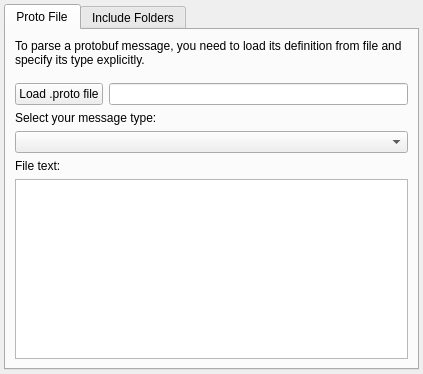
ros2-gbp/plotjuggler-release, file plotjuggler_plugins/ParserProtobuf/protobuf_parser.ui: the form before one commit.
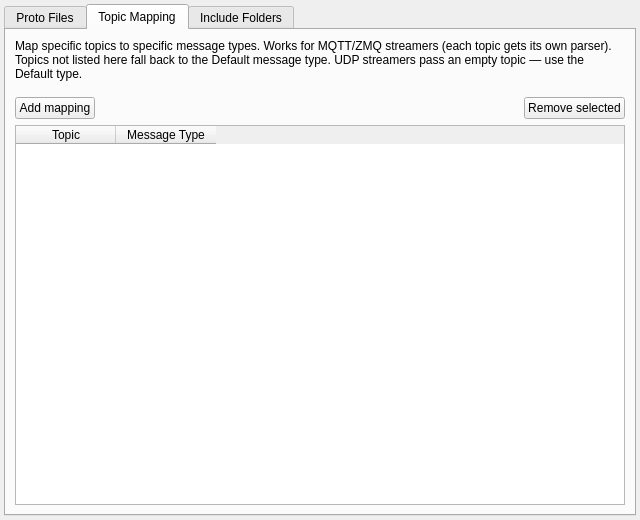
The form after the commit. The open tabs and pages were chosen to show the change.

What changed in the file:
```diff
--- a/plotjuggler_plugins/ParserProtobuf/protobuf_parser.ui
+++ b/plotjuggler_plugins/ParserProtobuf/protobuf_parser.ui
@@ -6,10 +6,16 @@
    <rect>
     <x>0</x>
     <y>0</y>
-    <width>423</width>
-    <height>374</height>
+    <width>640</width>
+    <height>520</height>
    </rect>
   </property>
+  <property name="minimumSize">
+   <size>
+    <width>560</width>
+    <height>480</height>
+   </size>
+  </property>
   <property name="windowTitle">
    <string>Form</string>
   </property>
@@ -33,13 +39,13 @@
      </property>
      <widget class="QWidget" name="tab">
       <attribute name="title">
-       <string>Proto File</string>
+       <string>Proto Files</string>
       </attribute>
       <layout class="QVBoxLayout" name="verticalLayout_3">
        <item>
         <widget class="QLabel" name="label_2">
          <property name="text">
-          <string>To parse a protobuf message, you need to load its definition from file and specify its type explicitly.</string>
+          <string>Load one or more .proto files. The &quot;Default message type&quot; is used for streams with no topic (e.g. UDP) or for topics not listed in the Topic Mapping tab.</string>
          </property>
          <property name="wordWrap">
           <bool>true</bool>
@@ -62,9 +68,9 @@
           </widget>
          </item>
          <item>
-          <widget class="QLineEdit" name="loadedProto">
-           <property name="readOnly">
-            <bool>true</bool>
+          <widget class="QPushButton" name="pushButtonRemoveFile">
+           <property name="text">
+            <string>Remove selected</string>
            </property>
           </widget>
          </item>
@@ -73,7 +79,7 @@
        <item>
         <widget class="QLabel" name="label_3">
          <property name="text">
-          <string>Select your message type:</string>
+          <string>Default message type:</string>
          </property>
         </widget>
        </item>
@@ -83,12 +89,87 @@
        <item>
         <widget class="QLabel" name="label">
          <property name="text">
-          <string>File text:</string>
+          <string>File text (selected file):</string>
          </property>
         </widget>
        </item>
        <item>
-        <widget class="QTextBrowser" name="protoPreview"/>
+        <widget class="QTextBrowser" name="protoPreview">
+         <property name="minimumSize">
+          <size>
+           <width>0</width>
+           <height>120</height>
+          </size>
+         </property>
+        </widget>
+       </item>
+      </layout>
+     </widget>
+     <widget class="QWidget" name="tab_3">
+      <attribute name="title">
+       <string>Topic Mapping</string>
+      </attribute>
+      <layout class="QVBoxLayout" name="verticalLayout_4">
+       <item>
+        <widget class="QLabel" name="label_5">
+         <property name="text">
+          <string>Map specific topics to specific message types. Works for MQTT/ZMQ streamers (each topic gets its own parser). Topics not listed here fall back to the Default message type. UDP streamers pass an empty topic — use the Default type.</string>
+         </property>
+         <property name="wordWrap">
+          <bool>true</bool>
+         </property>
+        </widget>
+       </item>
+       <item>
+        <layout class="QHBoxLayout" name="horizontalLayout_2">
+         <property name="topMargin">
+          <number>10</number>
+         </property>
+         <item>
+          <widget class="QPushButton" name="pushButtonAddMapping">
+           <property name="text">
+            <string>Add mapping</string>
+           </property>
+          </widget>
+         </item>
+         <item>
+          <spacer name="horizontalSpacer_2">
+           <property name="orientation">
+            <enum>Qt::Horizontal</enum>
+           </property>
+           <property name="sizeHint" stdset="0">
+            <size>
+             <width>40</width>
+             <height>20</height>
+            </size>
+           </property>
+          </spacer>
+         </item>
+         <item>
+          <widget class="QPushButton" name="pushButtonRemoveMapping">
+           <property name="text">
+            <string>Remove selected</string>
+           </property>
+          </widget>
+         </item>
+        </layout>
+       </item>
+       <item>
+        <widget class="QTableWidget" name="tableTopicMapping">
+         <property name="selectionBehavior">
+          <enum>QAbstractItemView::SelectRows</enum>
+         </property>
+         <column>
+          <property name="text">
+           <string>Topic</string>
+          </property>
+         </column>
+         <column>
+          <property name="text">
+           <string>Message Type</string>
+          </property>
+         </column>
+        </widget>
        </item>
       </layout>
      </widget>
```
Left out of the diff: 20 changed lines with no effect on the pictures.
